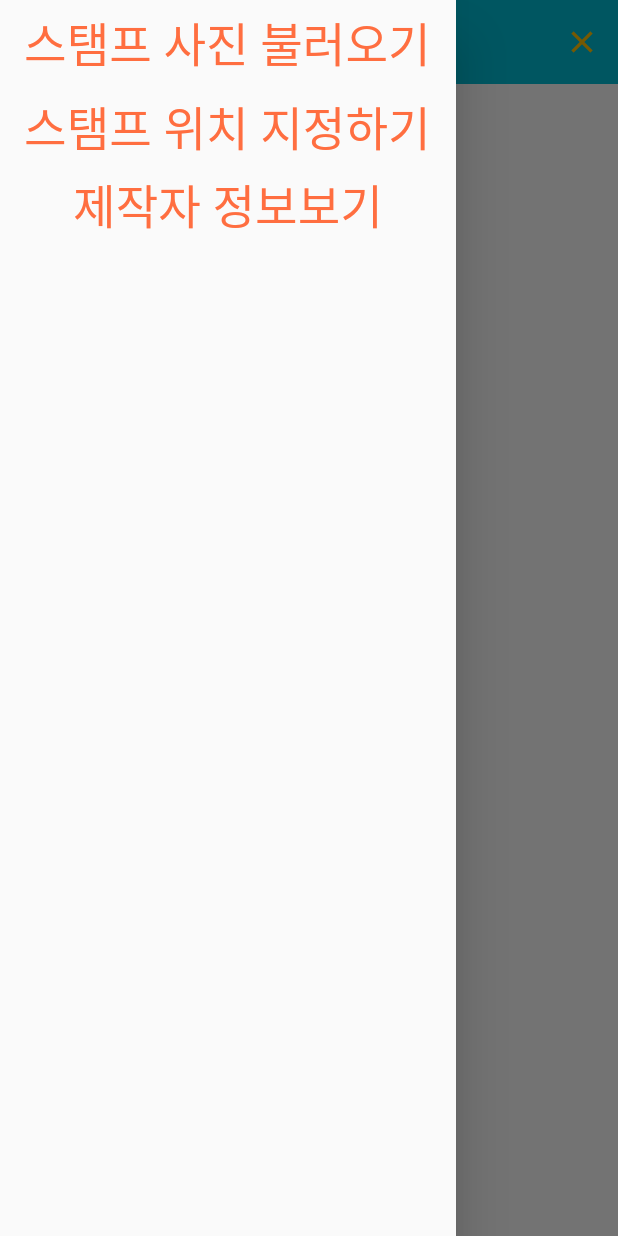
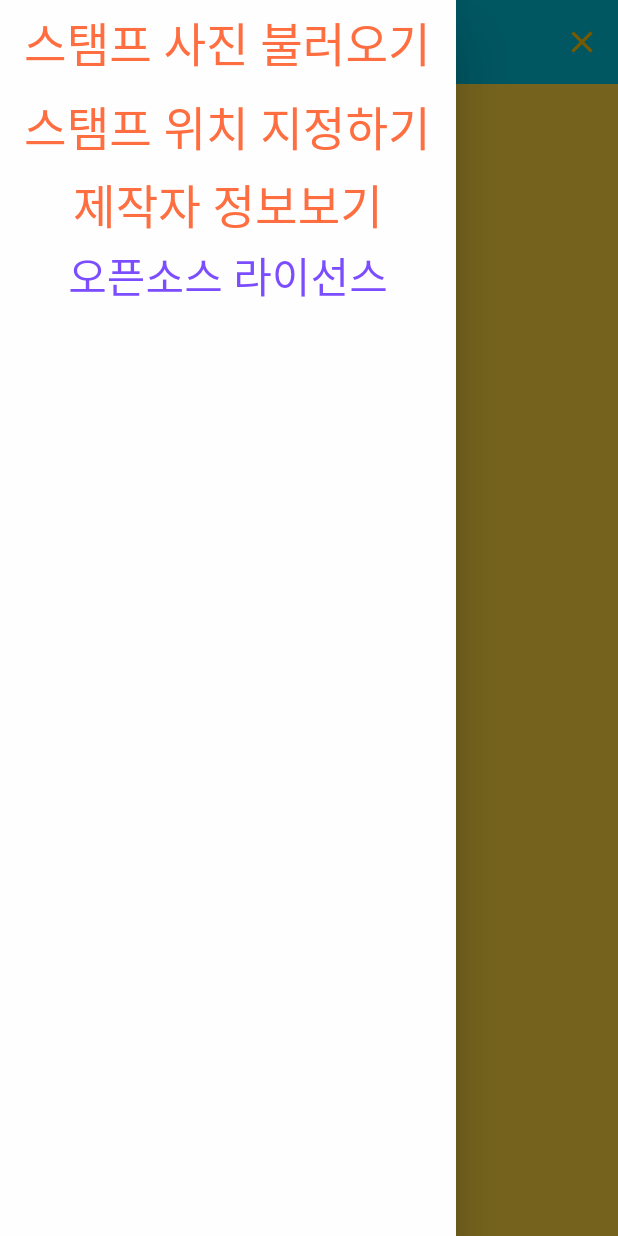
Before and after one commit to comdori-wj/Flutter-Camera-App-StampShot, a Flutter app: the Camera screen opened directly with empty values, with the side drawer open, on a phone screen of 412 x 824 dp. Run offline on Flutter 3.47's test engine with Material 2 defaults, Android fonts, the phone set to English and light mode, and no system bars; our stand-ins replace camera, flutter_screenutil, fluttertoast, image_picker, showcaseview; missing offline and left inert: dart:ffi, ext_storage; statements that could not run were skipped.

Commit message:
2.1.1
사용설명 안내 (스탬프) / 카메라 서랍메뉴 배경색/ 오픈소스 라이선스 항목 추가

```diff
--- a/lib/screens/camera.dart
+++ b/lib/screens/camera.dart
@@ -1,6 +1,3 @@
-
-
-
 import 'dart:io';
 
 import 'package:flutter/material.dart';
@@ -17,6 +14,7 @@ import 'package:camera/camera.dart';
 import 'package:path/path.dart' show join;
 import 'package:path_provider/path_provider.dart';
 import 'package:flutter/services.dart';
+import 'package:showcaseview/showcaseview.dart';
 
 // 사용자가 주어진 카메라를 사용하여 사진을 찍을 수 있는 화면
 class Camera extends StatefulWidget {
@@ -27,8 +25,6 @@ class Camera extends StatefulWidget {
 
   const Camera({ this.camera, @required this.stamp2});
 
-
-
   @override
   CameraState createState() => CameraState();
 
@@ -36,7 +32,8 @@ class Camera extends StatefulWidget {
 }
 
 class CameraState extends State<Camera> {
-
+  GlobalKey first = GlobalKey();
+  BuildContext mycon;
   CameraController _controller;
 
   Future<void> _initializeControllerFuture;
@@ -61,6 +58,9 @@ class CameraState extends State<Camera> {
 
     // 다음으로 controller를 초기화합니다. 초기화 메서드는 Future를 반환합니다.
     _initializeControllerFuture = _controller.initialize();
+  WidgetsBinding.instance.addPostFrameCallback((_) {
+    ShowCaseWidget.of(mycon).startShowCase([first]);
+  });
   }
 
   @override
@@ -76,31 +76,57 @@ class CameraState extends State<Camera> {
     super.dispose();
 
   }
-var count = 0;
+
+//var count = 0;
+
   @override
   Widget build(BuildContext context) {
+    mycon = context;
+
     return Scaffold(
+      backgroundColor: Colors.amberAccent,
+
       appBar: AppBar(
+
         backgroundColor: Colors.cyan,
         title: Text("StampShot", style: TextStyle(color: Colors.white),),
         elevation: 0, centerTitle: true, iconTheme: IconThemeData(
-          color: Colors.amber
+          color: Colors.amber,
+
+
       ),
+
         actions: <Widget>[
-          new IconButton(icon: new Icon(Icons.close), onPressed: () => SystemNavigator.pop()),],),
-      drawer: Drawer(
-        child: ListView(
-          children: <Widget>[
-            ListTile(title: Text("스탬프 사진 불러오기", style: TextStyle(fontSize: 30.9, color: Colors.deepOrangeAccent),),onTap: () => Navigator.push(context,
+          new IconButton(icon: new Icon(Icons.close), onPressed: () => SystemNavigator.pop()),]
+        ,),
+      drawer: new Drawer(
+
+        child:Container(color: Colors.white70,
+       child: ListView(
+          children:  <Widget>[
+
+            ListTile(title: Text("스탬프 사진 불러오기", style: TextStyle(fontSize:  30.9, color: Colors.deepOrangeAccent),),onTap: () => Navigator.push(context,
               MaterialPageRoute(builder: (BuildContext context) =>Stamp()),),),
             ListTile(title: Text("스탬프 위치 지정하기", style: TextStyle(fontSize: 30.9, color: Colors.deepOrangeAccent),),onTap: () => Navigator.push(context,
                 CupertinoPageRoute(builder: (BuildContext context) => setting(),),),),
-            FlatButton(child: Text("제작자 정보보기", style: TextStyle(fontSize: 30.9, color: Colors.deepOrangeAccent),), onPressed: ()=> Navigator.push(context,
-              CupertinoPageRoute(builder: (BuildContext context) =>info(),),),)
+            FlatButton(child: Text("제작자 정보보기",  style: TextStyle(fontSize: 30.9, color: Colors.deepOrangeAccent),), onPressed: ()=> Navigator.push(context,
+              CupertinoPageRoute(builder: (BuildContext context) =>info(),),),),
+            FlatButton(child:  Text("오픈소스 라이선스", style: TextStyle(fontSize: 28, color: Colors.deepPurpleAccent),),  onPressed: () {}),
+
+//            Showcase(key: first,
+//              title: 'Menu',
+//              description: '클릭해보세요.',
+//              child: FloatingActionButton(
+//                onPressed: () {
+//                  print("showcase testing..");
+//                },
+//              ),
+//            ),
 
 
-          ],
+],
 
+        ),
         ),
       ),
       // 카메라 프리뷰를 보여주기 전에 컨트롤러 초기화를 기다려야 합니다. 컨트롤러 초기화가
@@ -119,6 +145,7 @@ var count = 0;
         },
       ),
       floatingActionButton: CupertinoButton(
+
         child: Icon(Icons.camera_alt),
         color: Colors.brown,
         // onPressed 콜백을 제공합니다.
@@ -159,7 +186,9 @@ var count = 0;
           }
         },
       ),
+
       floatingActionButtonLocation: FloatingActionButtonLocation.centerFloat, //플릇버튼의 위치를 지정
     );
   }
+
 }
--- a/lib/screens/setting.dart
+++ b/lib/screens/setting.dart
@@ -11,10 +11,8 @@ import 'package:flutter/services.dart';
 import 'package:flutter/src/rendering/box.dart';
 import 'package:flutter/src/rendering/object.dart';
 
-
-
-var rig = TextEditingController(text: '10'); //가로 위치 입력 변수
-var hei = TextEditingController(text: '80'); //세로 위치 입력 변수
+var rig = TextEditingController(text: '50'); //가로 위치 입력 변수
+var hei = TextEditingController(text: '100'); //세로 위치 입력 변수 100
 
 
 
@@ -55,7 +53,7 @@ class setting extends StatelessWidget {
                       enabledBorder: OutlineInputBorder(borderSide: BorderSide(color: Colors.blue, width: 5.0))),
                   textAlign: TextAlign.center, style: TextStyle(fontSize: 18.8, color: Colors.white),keyboardType: TextInputType.number,
                   ),
-                  TextField(controller: hei, decoration: InputDecoration(labelText: '세로 위치 입력(100~1150)', labelStyle: TextStyle(color: Colors.white),
+                  TextField(controller: hei, decoration: InputDecoration(labelText: '세로 위치 입력(100~1320)', labelStyle: TextStyle(color: Colors.white),
                       enabledBorder: OutlineInputBorder(borderSide: BorderSide(color: Colors.blueAccent, width: 5.0))),
                   textAlign: TextAlign.center, style: TextStyle(fontSize: 18.8, color: Colors.white),keyboardType: TextInputType.number,),
                  Text('스탬프 위치를 나타낼곳을 선택하세요'),
@@ -129,8 +127,8 @@ void location2 (BuildContext context){ //
 
 //오른쪽 상단
 void location3 (BuildContext context){
-  rig = TextEditingController(text: "0");
-  hei = TextEditingController(text: "100");
+  rig = TextEditingController(text: "10");
+  hei = TextEditingController(text: "80");
   Navigator.pop(context);
 }
 
@@ -150,7 +148,7 @@ void location5 (BuildContext context){
 
 //오른쪽
 void location6 (BuildContext context){
-  rig = TextEditingController(text: "0");
+  rig = TextEditingController(text: "50");
   hei = TextEditingController(text: "650");
   Navigator.pop(context);
 }
@@ -171,7 +169,7 @@ void location8 (BuildContext context){
 
 //오른쪽하단
 void location9 (BuildContext context){
-  rig = TextEditingController(text: "0");
-  hei = TextEditingController(text: "1150");
+  rig = TextEditingController(text: "55");  //55
+  hei = TextEditingController(text: "1030"); //1030
   Navigator.pop(context);
 }
```
Also changed, not shown: lib/screens/Previewscreen.dart (+35 -21 lines), lib/screens/stamp.dart (+56 -17 lines), pubspec.yaml (+3 -4 lines), pubspec.lock.
